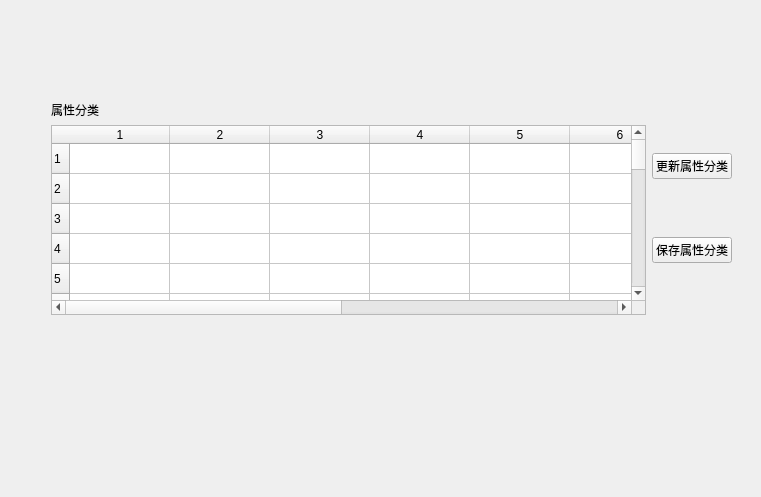
Old version of the form classification.ui in the repository WooodHead/labelling3.
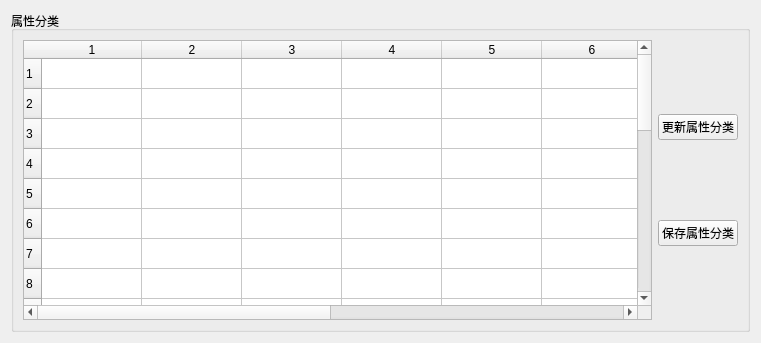
New version of the form.

Patch:
```diff
--- a/classification.ui
+++ b/classification.ui
@@ -7,31 +7,23 @@
     <x>0</x>
     <y>0</y>
     <width>761</width>
-    <height>497</height>
+    <height>343</height>
    </rect>
   </property>
   <property name="windowTitle">
    <string>属性分类</string>
   </property>
-  <widget class="QWidget" name="">
-   <property name="geometry">
-    <rect>
-     <x>51</x>
-     <y>101</y>
-     <width>681</width>
-     <height>214</height>
-    </rect>
-   </property>
+  <layout class="QGridLayout" name="gridLayout_2">
+   <item row="0" column="0">
+    <widget class="QGroupBox" name="groupBox">
+     <property name="title">
+      <string>属性分类</string>
+     </property>
+     <layout class="QGridLayout" name="gridLayout">
+      <item row="0" column="0">
    <layout class="QHBoxLayout" name="horizontalLayout">
     <item>
      <layout class="QVBoxLayout" name="verticalLayout">
-      <item>
-       <widget class="QLabel" name="label">
-        <property name="text">
-         <string>属性分类</string>
-        </property>
-       </widget>
-      </item>
       <item>
        <widget class="QTableWidget" name="twLend">
         <row>
@@ -232,7 +224,13 @@
      </layout>
     </item>
    </layout>
-  </widget>
+      </item>
+     </layout>
+    </widget>
+   </item>
+  </layout>
+  <zorder>label</zorder>
+  <zorder>groupBox</zorder>
  </widget>
  <resources/>
  <connections/>
```
Lines whose indentation alone changed are shown as unchanged.
